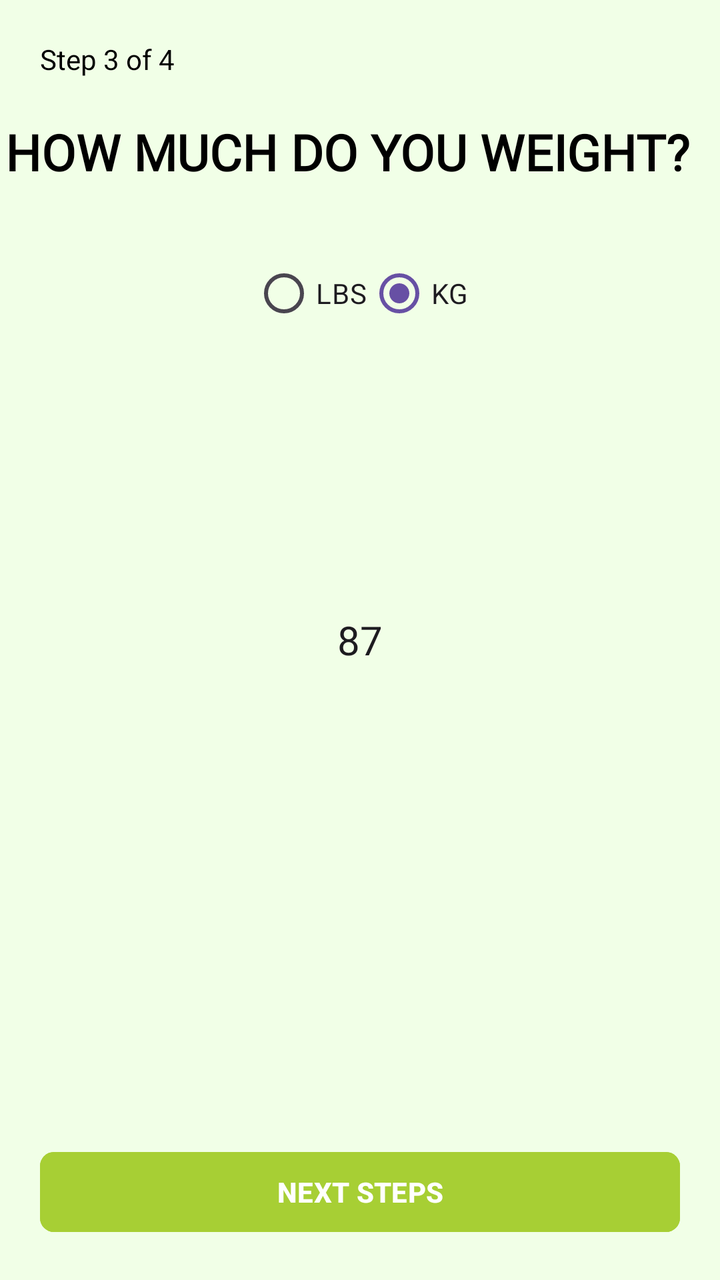
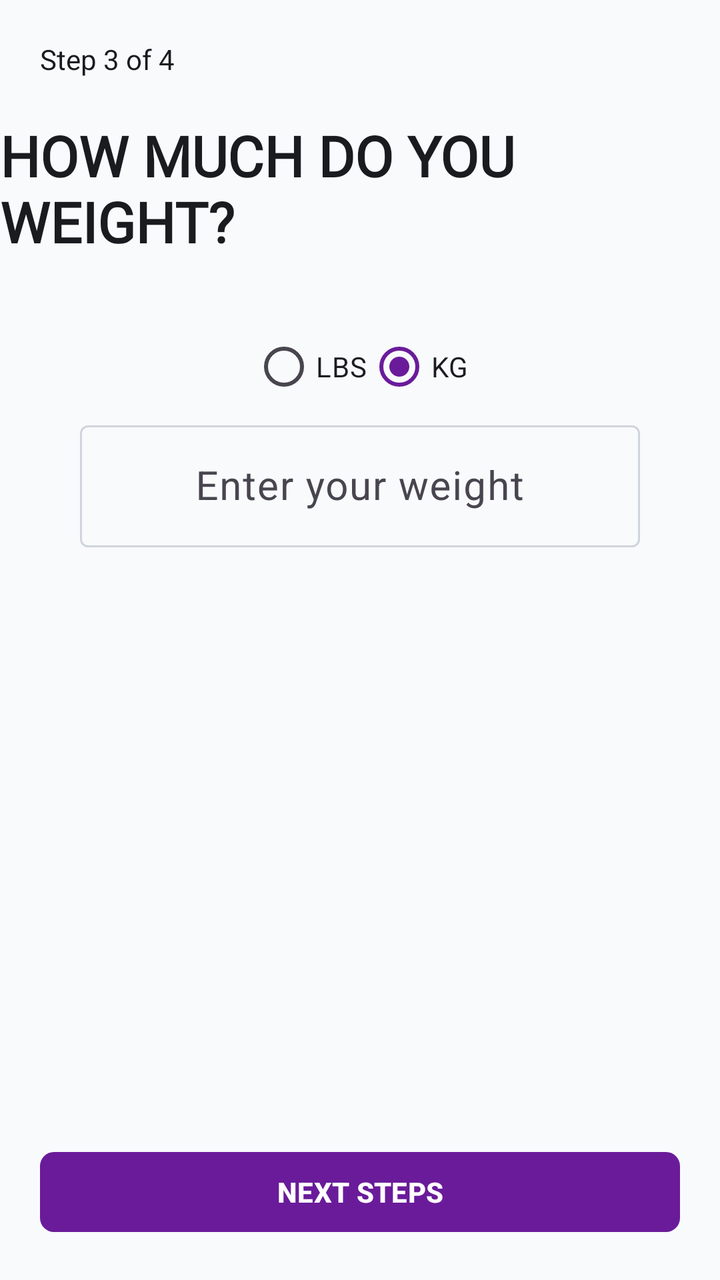

The first picture is an Android layout as it rendered before a commit; the second is the same layout after the commit. The layout source and the unified diff follow.
<!-- AndroidManifest.xml: application theme Theme.FitPro -->
<!-- res/layout/activity_main5.xml -->
<?xml version="1.0" encoding="utf-8"?>
<androidx.constraintlayout.widget.ConstraintLayout xmlns:android="http://schemas.android.com/apk/res/android"
    xmlns:app="http://schemas.android.com/apk/res-auto"
    xmlns:tools="http://schemas.android.com/tools"
    android:id="@+id/main"
    android:layout_width="match_parent"
    android:layout_height="match_parent"
    android:background="#F1FFE7"
    tools:context=".MainActivity5">

    
    <TextView
        android:id="@+id/stepText"
        android:layout_width="wrap_content"
        android:layout_height="wrap_content"
        android:layout_marginStart="20dp"
        android:layout_marginTop="20dp"
        android:text="Step 3 of 4"
        android:textColor="@android:color/black"
        android:textSize="14sp"
        app:layout_constraintStart_toStartOf="parent"
        app:layout_constraintTop_toTopOf="parent" />

    

    

    <TextView
        android:id="@+id/titleText"
        android:layout_width="wrap_content"
        android:layout_height="wrap_content"
        android:layout_marginTop="20dp"
        android:fontFamily="@font/bebas_neue"
        android:text="HOW MUCH DO YOU WEIGHT?"
        android:textColor="@android:color/black"
        android:textSize="25dp"
        android:textStyle="bold"
        app:layout_constraintEnd_toEndOf="parent"
        app:layout_constraintHorizontal_bias="0.148"
        app:layout_constraintStart_toStartOf="parent"
        app:layout_constraintTop_toBottomOf="@id/stepText" />

    <RadioGroup
        android:id="@+id/unitToggle"
        android:layout_width="wrap_content"
        android:layout_height="wrap_content"
        android:layout_marginTop="30dp"
        android:orientation="horizontal"
        app:layout_constraintEnd_toEndOf="parent"
        app:layout_constraintStart_toStartOf="parent"
        app:layout_constraintTop_toBottomOf="@id/titleText">

        <RadioButton
            android:id="@+id/radioLbs"
            android:layout_width="wrap_content"
            android:layout_height="wrap_content"
            android:buttonTint="@android:color/darker_gray"
            android:checked="false"
            android:text="LBS" />

        <RadioButton
            android:id="@+id/radioKg"
            android:layout_width="wrap_content"
            android:layout_height="wrap_content"
            android:buttonTint="@android:color/darker_gray"
            android:checked="true"
            android:text="KG" />
    </RadioGroup>

    

    

    <EditText
        android:id="@+id/weightInput"
        android:layout_width="110dp"
        android:layout_height="106dp"
        android:layout_marginHorizontal="40dp"
        android:background="@android:color/transparent"
        android:gravity="center"
        android:hint="Enter your weight"
        android:inputType="number"
        android:text="87"
        android:textSize="20sp"
        app:layout_constraintBottom_toBottomOf="parent"
        app:layout_constraintEnd_toEndOf="parent"
        app:layout_constraintStart_toStartOf="parent"
        app:layout_constraintTop_toTopOf="parent" />

    <Button
        android:id="@+id/nextBtnWeight"
        android:layout_width="0dp"
        android:layout_height="wrap_content"
        android:layout_margin="20dp"
        android:backgroundTint="#A7CF34"
        android:text="NEXT STEPS"
        android:textColor="@android:color/white"
        android:textStyle="bold"
        app:cornerRadius="7dp"
        app:layout_constraintBottom_toBottomOf="parent"
        app:layout_constraintEnd_toEndOf="parent"
        app:layout_constraintStart_toStartOf="parent" />
</androidx.constraintlayout.widget.ConstraintLayout>
<!-- resources referenced by this layout -->
<resources>
  <style name="Theme.FitPro" parent="Base.Theme.FitPro" />
  <style name="Base.Theme.FitPro" parent="Theme.Material3.DayNight.NoActionBar">
          
          
      </style>
</resources>

<!-- the commit's change to res/layout/activity_main5.xml (unified diff, before → after) -->
@@ -5,7 +5,7 @@
     android:id="@+id/main"
     android:layout_width="match_parent"
     android:layout_height="match_parent"
-    android:background="#F1FFE7"
+    android:background="@color/background"
     tools:context=".MainActivity5">
 
     
@@ -16,7 +16,7 @@
         android:layout_marginStart="20dp"
         android:layout_marginTop="20dp"
         android:text="Step 3 of 4"
-        android:textColor="@android:color/black"
+        android:textColor="@color/colorOnSurface"
         android:textSize="14sp"
         app:layout_constraintStart_toStartOf="parent"
         app:layout_constraintTop_toTopOf="parent" />
@@ -32,8 +32,8 @@
         android:layout_marginTop="20dp"
         android:fontFamily="@font/bebas_neue"
         android:text="HOW MUCH DO YOU WEIGHT?"
-        android:textColor="@android:color/black"
-        android:textSize="25dp"
+        android:textColor="@color/colorOnSurface"
+        android:textSize="28sp"
         android:textStyle="bold"
         app:layout_constraintEnd_toEndOf="parent"
         app:layout_constraintHorizontal_bias="0.148"
@@ -54,7 +54,7 @@
             android:id="@+id/radioLbs"
             android:layout_width="wrap_content"
             android:layout_height="wrap_content"
-            android:buttonTint="@android:color/darker_gray"
+            android:buttonTint="@color/colorPrimary"
             android:checked="false"
             android:text="LBS" />
 
@@ -62,7 +62,7 @@
             android:id="@+id/radioKg"
             android:layout_width="wrap_content"
             android:layout_height="wrap_content"
-            android:buttonTint="@android:color/darker_gray"
+            android:buttonTint="@color/colorPrimary"
             android:checked="true"
             android:text="KG" />
     </RadioGroup>
@@ -71,30 +71,34 @@
 
     
 
-    <EditText
-        android:id="@+id/weightInput"
-        android:layout_width="110dp"
-        android:layout_height="106dp"
-        android:layout_marginHorizontal="40dp"
-        android:background="@android:color/transparent"
-        android:gravity="center"
-        android:hint="Enter your weight"
-        android:inputType="number"
-        android:text="87"
-        android:textSize="20sp"
-        app:layout_constraintBottom_toBottomOf="parent"
+    <com.google.android.material.textfield.TextInputLayout
+        android:id="@+id/weightInputLayout"
+        android:layout_width="0dp"
+        android:layout_height="wrap_content"
+        android:layout_marginStart="40dp"
+        android:layout_marginEnd="40dp"
+        app:layout_constraintStart_toStartOf="parent"
         app:layout_constraintEnd_toEndOf="parent"
-        app:layout_constraintStart_toStartOf="parent"
-        app:layout_constraintTop_toTopOf="parent" />
+        app:layout_constraintTop_toBottomOf="@id/unitToggle">
 
-    <Button
+        <com.google.android.material.textfield.TextInputEditText
+            android:id="@+id/weightInput"
+            android:layout_width="match_parent"
+            android:layout_height="wrap_content"
+            android:gravity="center"
+            android:hint="Enter your weight"
+            android:inputType="number"
+            android:textSize="20sp" />
+    </com.google.android.material.textfield.TextInputLayout>
+
+    <com.google.android.material.button.MaterialButton
         android:id="@+id/nextBtnWeight"
         android:layout_width="0dp"
         android:layout_height="wrap_content"
         android:layout_margin="20dp"
-        android:backgroundTint="#A7CF34"
+        app:backgroundTint="@color/colorPrimary"
         android:text="NEXT STEPS"
-        android:textColor="@android:color/white"
+        android:textColor="@color/colorOnPrimary"
         android:textStyle="bold"
         app:cornerRadius="7dp"
         app:layout_constraintBottom_toBottomOf="parent"
<!-- resource entries referenced after the edit -->
@@ -1,9 +1,41 @@
 <!-- resources referenced by this layout -->
 <resources>
+  <color name="background">#F8FAFC</color>
+  <color name="colorOnPrimary">#FFFFFFFF</color>
+  <color name="colorOnSurface">#1A1B1E</color>
+  <color name="colorPrimary">#6A1B9A</color>
   <style name="Theme.FitPro" parent="Base.Theme.FitPro" />
   <style name="Base.Theme.FitPro" parent="Theme.Material3.DayNight.NoActionBar">
+          <item name="colorPrimary">@color/colorPrimary</item>
+          <item name="colorOnPrimary">@color/colorOnPrimary</item>
+          <item name="colorSecondary">@color/colorSecondary</item>
+          <item name="colorOnSecondary">@color/colorOnSecondary</item>
+          <item name="colorTertiary">@color/colorTertiary</item>
+          <item name="colorOnTertiary">@color/colorOnTertiary</item>
+          <item name="android:colorBackground">@color/background</item>
+          <item name="colorSurface">@color/colorSurface</item>
+          <item name="colorOnSurface">@color/colorOnSurface</item>
+          <item name="colorSurfaceVariant">@color/colorSurfaceVariant</item>
+          <item name="colorOutline">@color/colorOutline</item>
+  
           
-          
+          <item name="bottomNavigationStyle">@style/Widget.FitPro.BottomNavigationView</item>
       </style>
+  <color name="colorSecondary">#4450F6</color>
+  <color name="colorOnSecondary">#FFFFFFFF</color>
+  <color name="colorTertiary">#00BCD4</color>
+  <color name="colorOnTertiary">#FFFFFFFF</color>
+  <color name="colorSurface">#FFFFFFFF</color>
+  <color name="colorSurfaceVariant">#F1F3F5</color>
+  <color name="colorOutline">#D0D5DD</color>
+  <style name="Widget.FitPro.BottomNavigationView" parent="Widget.Material3.BottomNavigationView">
+          <item name="android:background">@color/bottomNavBackground</item>
+          <item name="itemIconTint">@color/bottom_nav_item_color</item>
+          <item name="itemTextColor">@color/bottom_nav_item_color</item>
+          <item name="itemRippleColor">@color/bottomNavRipple</item>
+          <item name="labelVisibilityMode">labeled</item>
+      </style>
+  <color name="bottomNavBackground">#FFFFFFFF</color>
+  <color name="bottomNavRipple">#1F6A1B9A</color>
 </resources>
 
